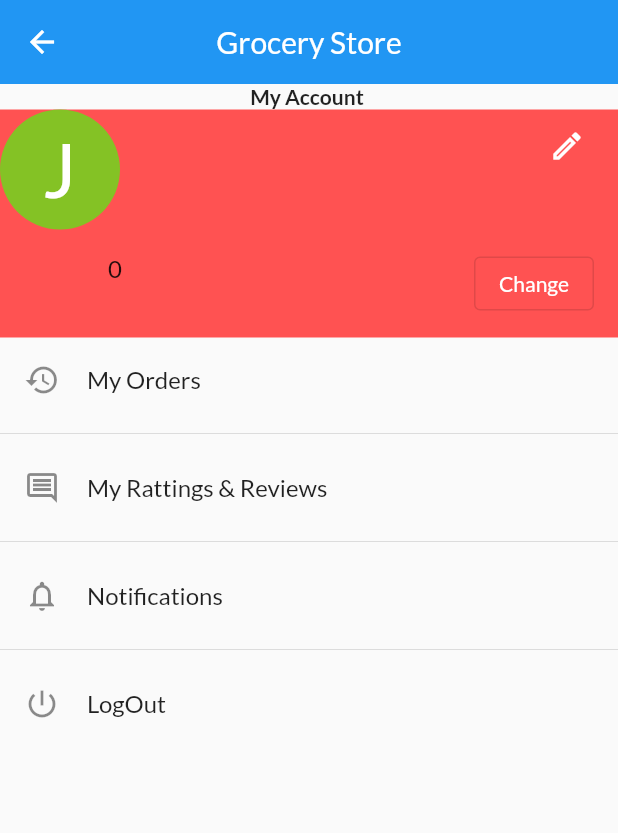
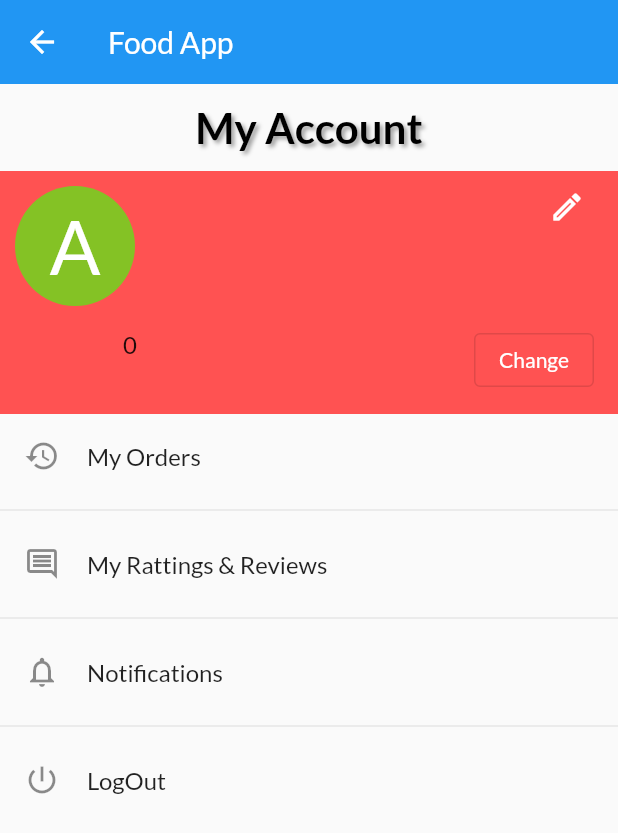
Before and after one commit to MeetManvar/food-app-using-flutter-master, a Flutter app: the ProfileScreen screen opened directly, on a phone screen of 412 x 824 dp. Shown: the top 833 px of the screen. Run offline on Flutter 3.47's test engine with Material 2 defaults, Android fonts, the phone set to English and light mode, and no system bars; our stand-ins replace carousel_slider, chips_choice, cloud_firestore, dots_indicator, email_validator, firebase_auth and 11 more; missing offline and left inert: ars_progress_dialog, dart:html, firebase, flutter_admin_scaffold, geocoder, map_launcher and 1 more; accounts and stored records are empty.

Commit message:
changes by meet

```diff
--- a/charusat_food/lib/screens/profile_screen.dart
+++ b/charusat_food/lib/screens/profile_screen.dart
@@ -24,10 +24,10 @@ class ProfileScreen extends StatelessWidget {
     return Scaffold(
       appBar: AppBar(
         elevation: 0.0,
-        centerTitle: true,
+        //centerTitle: true,
         iconTheme: IconThemeData(color: Colors.white),
         title: Text(
-          "Grocery Store",
+          "Food App",
           style: TextStyle(color: Colors.white),
         ),
         // leading: IconButton(onPressed: (){
@@ -48,11 +48,16 @@ class ProfileScreen extends StatelessWidget {
             children: [
               Container(
                 child: Padding(
-                  padding: const EdgeInsets.all(0.0),
+                  padding: const EdgeInsets.only(top: 12,bottom: 12),
                   child: Text(
-                    "My Account ",
-                    style: TextStyle(fontWeight: FontWeight.bold),
-                  ),
+                        'My Account',
+                        textAlign: TextAlign.left,
+                        style: TextStyle(
+                          shadows: <Shadow>[
+                            Shadow(offset: Offset(2.0,2.0),blurRadius: 3.0,color: Colors.grey)
+                          ],
+                            color: Colors.black,fontWeight: FontWeight.bold, fontSize: 28),
+                      ),
                 ),
               ),
               Stack(
@@ -60,7 +65,7 @@ class ProfileScreen extends StatelessWidget {
                   Container(
                     color: Colors.redAccent,
                     child: Padding(
-                      padding: const EdgeInsets.all(0.0),
+                      padding: const EdgeInsets.only(top: 10,left: 10),
                       child: Column(
                         children: [
                           Row(
@@ -69,7 +74,7 @@ class ProfileScreen extends StatelessWidget {
                                 radius: 40,
                                 backgroundColor: Theme.of(context).primaryColor,
                                 child: Text(
-                                  'J',
+                                  'A',
                                   style: TextStyle(
                                       fontSize: 50, color: Colors.white),
                                 ),
```
Also changed, not shown: charusat_food/lib/widgets/top_pick_store.dart (+20 -2 lines).
